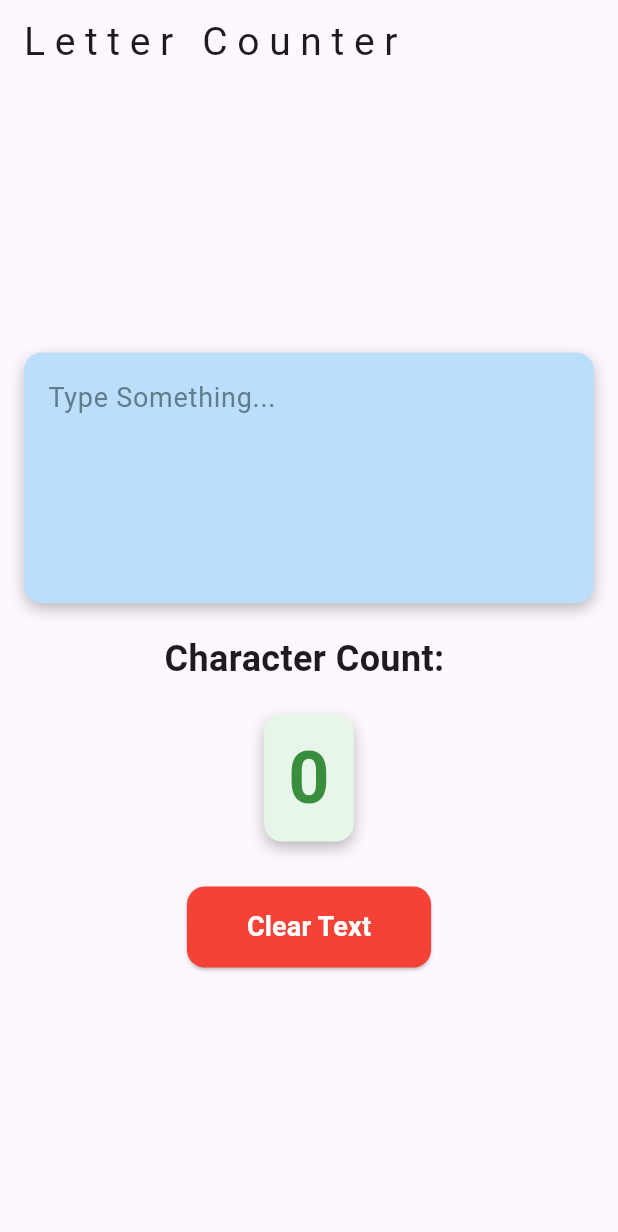
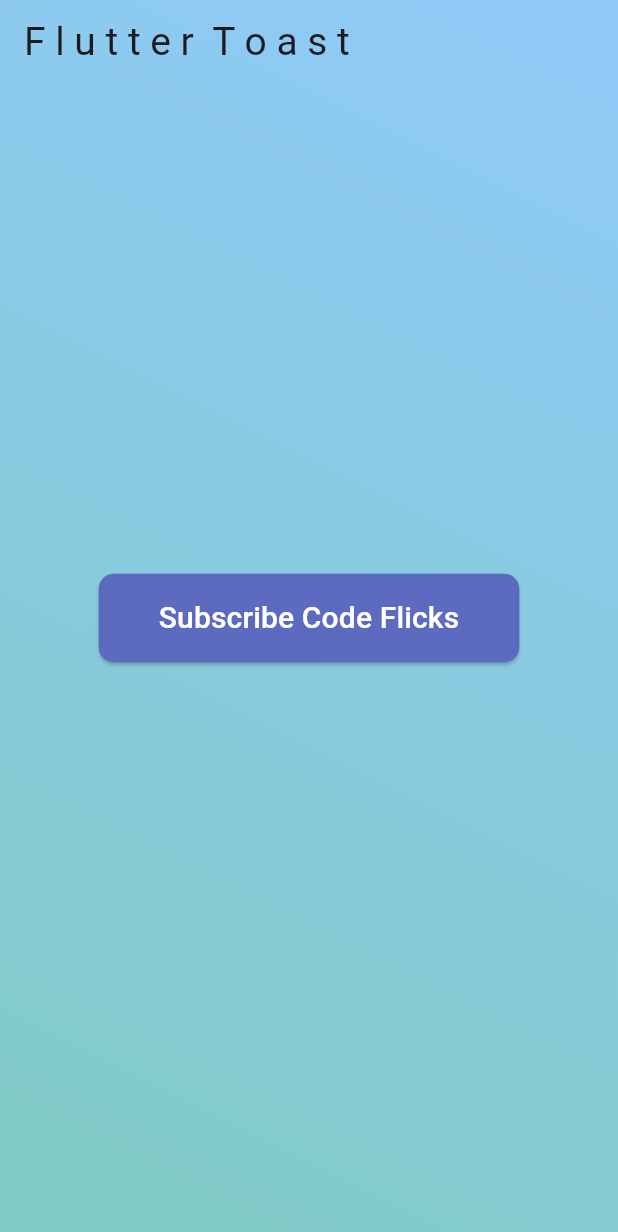
Before and after one commit to pawanacharya944/Flutter_Tutorial, a Flutter app: the screen it shows after launch, on a phone screen of 412 x 824 dp. Shown: the top 1232 px of the screen. Run offline on Flutter 3.47's test engine with Material 3 defaults, Android fonts, the phone set to English and light mode, and no system bars; our stand-ins replace animated_text_kit, badges, carousel_slider, curved_navigation_bar, flutter_rating_bar, flutter_slidable and 12 more.

Commit message:
update_toast

```diff
--- a/lib/letter.dart
+++ b/lib/Widgets/letter.dart
@@ -112,7 +112,7 @@ class _MyLetterCounterState extends State<MyLetterCounter> {
                   borderRadius: BorderRadius.circular(12),
                 ),
               ),
-              child: Text(
+              child: const Text(
                 'Clear Text',
                 style: TextStyle(
                     fontSize: 18,
--- a/lib/main.dart
+++ b/lib/main.dart
@@ -1,5 +1,7 @@
-import 'package:first_project/letter.dart';
+import 'package:first_project/toast.dart';
 import 'package:flutter/material.dart';
+
+import 'test.dart';
 
 void main() {
   runApp(const MyApp());
@@ -14,7 +16,7 @@ class MyApp extends StatelessWidget {
       debugShowCheckedModeBanner: false,
       title: "Flutter Project",
       theme: ThemeData(primarySwatch: Colors.blue),
-      home: MyLetterCounter(),
+      home: MyToast(),
     );
   }
 }
--- /dev/null
+++ b/lib/toast.dart
@@ -0,0 +1,61 @@
+import 'package:flutter/material.dart';
+import 'package:fluttertoast/fluttertoast.dart';
+
+class MyToast extends StatelessWidget {
+  const MyToast({super.key});
+
+  // function to show toast message
+
+  void showToast(BuildContext context) {
+    Fluttertoast.showToast(
+      msg: "You've just Subscribed to Code Flicks. Let's Build!",
+      toastLength: Toast.LENGTH_SHORT, // toast duration
+      gravity: ToastGravity.BOTTOM,
+      timeInSecForIosWeb: 2,
+      backgroundColor: Colors.red,
+      textColor: Colors.white,
+      fontSize: 16,
+      webPosition: "center",
+    );
+  }
+
+  @override
+  Widget build(BuildContext context) {
+    return Scaffold(
+      extendBodyBehindAppBar: true,
+      appBar: AppBar(
+        title: const Text(
+          'F l u t t e r  T o a s t',
+          style: TextStyle(fontSize: 26),
+        ),
+        backgroundColor: Colors.transparent,
+      ),
+      body: Container(
+        decoration: BoxDecoration(
+          gradient: LinearGradient(
+            colors: [Colors.blue.shade200, Colors.teal.shade200],
+            begin: Alignment.topRight,
+            end: Alignment.bottomLeft,
+          ),
+        ),
+        child: Center(
+          child: ElevatedButton(
+            onPressed: () => showToast(context),
+            style: ElevatedButton.styleFrom(
+              backgroundColor: Colors.indigo.shade400,
+              foregroundColor: Colors.white,
+              shape: RoundedRectangleBorder(
+                borderRadius: BorderRadius.circular(10),
+              ),
+              padding: const EdgeInsets.symmetric(vertical: 15, horizontal: 40),
+            ),
+            child: Text(
+              'Subscribe Code Flicks',
+              style: TextStyle(fontSize: 20),
+            ),
+          ),
+        ),
+      ),
+    );
+  }
+}
--- a/pubspec.yaml
+++ b/pubspec.yaml
@@ -55,6 +55,7 @@ dependencies:
   syncfusion_flutter_gauges: ^27.2.2
   fl_chart: ^0.69.0
   percent_indicator: ^4.2.3
+  fluttertoast: ^8.2.8
 
 
 
```
Also changed, not shown: lib/test.dart (+101 -0 lines), images/snow.jpg (added), lib/Widgets/date_picker.dart (renamed from lib/date_picker.dart), pubspec.lock.
